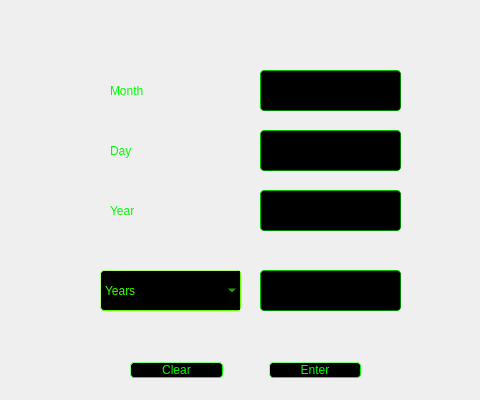
Above: birthday_conversion/basic.ui from NesQuickCoding/Multi-Purpose-Calculator before the change. Below: the same form after it.
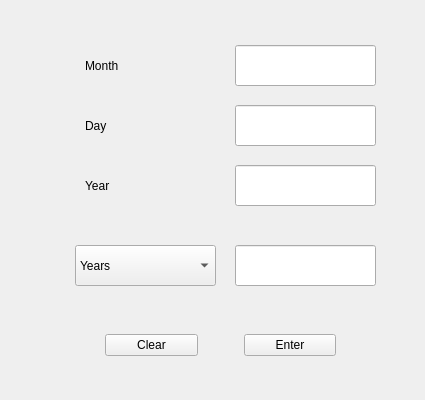
That is the form after the change.

Commit message: Moved birthday conv up the left a bit

```diff
--- a/birthday_conversion/basic.ui
+++ b/birthday_conversion/basic.ui
@@ -6,33 +6,30 @@
    <rect>
     <x>0</x>
     <y>0</y>
-    <width>480</width>
+    <width>425</width>
     <height>400</height>
    </rect>
   </property>
   <property name="minimumSize">
    <size>
-    <width>480</width>
+    <width>425</width>
     <height>400</height>
    </size>
   </property>
   <property name="maximumSize">
    <size>
-    <width>480</width>
+    <width>425</width>
     <height>400</height>
    </size>
   </property>
   <property name="windowTitle">
    <string>Form</string>
   </property>
-  <property name="styleSheet">
-   <string notr="true"/>
-  </property>
   <widget class="QWidget" name="horizontalLayoutWidget">
    <property name="geometry">
     <rect>
-     <x>90</x>
-     <y>350</y>
+     <x>65</x>
+     <y>325</y>
      <width>311</width>
      <height>41</height>
     </rect>
@@ -56,20 +53,6 @@
     </item>
     <item>
      <widget class="QPushButton" name="clearButton">
-      <property name="styleSheet">
-       <string notr="true">QPushButton{
-    background-color: black;
-	color: lime;
-    border-style: outset;
-    border-width: 1px;
-    border-radius: 4px;
-    border-color: lime;
-}
-
-QPushButton:pressed{
-   background-color : green;
-}</string>
-      </property>
       <property name="text">
        <string>Clear</string>
       </property>
@@ -93,20 +76,6 @@
     </item>
     <item>
      <widget class="QPushButton" name="enterButton">
-      <property name="styleSheet">
-       <string notr="true">QPushButton{
-    background-color: black;
-	color: lime;
-    border-style: outset;
-    border-width: 1px;
-    border-radius: 4px;
-    border-color: lime;
-}
-
-QPushButton:pressed{
-   background-color : green;
-}</string>
-      </property>
       <property name="text">
        <string>Enter</string>
       </property>
@@ -133,21 +102,12 @@
   <widget class="QLineEdit" name="lineEdit_Output">
    <property name="geometry">
     <rect>
-     <x>260</x>
-     <y>270</y>
+     <x>235</x>
+     <y>245</y>
      <width>141</width>
      <height>41</height>
     </rect>
    </property>
-   <property name="styleSheet">
-    <string notr="true">background-color: rgb(0, 0, 0);
-color: lime;
- border-style: outset;
-    border-width: 1px;
-    border-radius: 4px;
-    border-color: green;
-    padding: 2px;</string>
-   </property>
    <property name="readOnly">
     <bool>true</bool>
    </property>
@@ -155,29 +115,12 @@
   <widget class="QComboBox" name="comboBox">
    <property name="geometry">
     <rect>
-     <x>100</x>
-     <y>270</y>
+     <x>75</x>
+     <y>245</y>
      <width>141</width>
      <height>41</height>
     </rect>
    </property>
-   <property name="styleSheet">
-    <string notr="true">QComboBox {
-	background-color: rgb(0, 0, 0);
-color: rgb(55, 255, 0);
-    border-style: outset;
-    border-width: 1px;
-    border-radius: 4px;
-    border-color: rgb(98, 255, 0);
-    font: 11pt &quot;Arial&quot;;
-}
-
-QComboBox QAbstractItemView{
-    color: lime;
-    select-color: green;
-    select-background-color: black;
-}</string>
-   </property>
    <item>
     <property name="text">
      <string>Years</string>
@@ -197,73 +140,42 @@
   <widget class="QLineEdit" name="lineEdit_Month">
    <property name="geometry">
     <rect>
-     <x>260</x>
-     <y>70</y>
+     <x>235</x>
+     <y>45</y>
      <width>141</width>
      <height>41</height>
     </rect>
    </property>
-   <property name="styleSheet">
-    <string notr="true">background-color: rgb(0, 0, 0);
-color: lime;
- border-style: outset;
-    border-width: 1px;
-    border-radius: 4px;
-    border-color: green;
-    padding: 2px;</string>
-   </property>
   </widget>
   <widget class="QLineEdit" name="lineEdit_Day">
    <property name="geometry">
     <rect>
-     <x>260</x>
-     <y>130</y>
+     <x>235</x>
+     <y>105</y>
      <width>141</width>
      <height>41</height>
     </rect>
    </property>
-   <property name="styleSheet">
-    <string notr="true">background-color: rgb(0, 0, 0);
-color: lime;
- border-style: outset;
-    border-width: 1px;
-    border-radius: 4px;
-    border-color: green;
-    padding: 2px;</string>
-   </property>
   </widget>
   <widget class="QLineEdit" name="lineEdit_Year">
    <property name="geometry">
     <rect>
-     <x>260</x>
-     <y>190</y>
+     <x>235</x>
+     <y>165</y>
      <width>141</width>
      <height>41</height>
     </rect>
    </property>
-   <property name="styleSheet">
-    <string notr="true">background-color: rgb(0, 0, 0);
-color: lime;
- border-style: outset;
-    border-width: 1px;
-    border-radius: 4px;
-    border-color: green;
-    padding: 2px;</string>
-   </property>
   </widget>
   <widget class="QLabel" name="label">
    <property name="geometry">
     <rect>
-     <x>110</x>
-     <y>70</y>
+     <x>85</x>
+     <y>45</y>
      <width>111</width>
      <height>41</height>
     </rect>
    </property>
-   <property name="styleSheet">
-    <string notr="true"> font: 11pt &quot;Arial&quot;;
-color: lime</string>
-   </property>
    <property name="text">
     <string>Month</string>
    </property>
@@ -271,16 +183,12 @@
   <widget class="QLabel" name="label_Day">
    <property name="geometry">
     <rect>
-     <x>110</x>
-     <y>130</y>
+     <x>85</x>
+     <y>105</y>
      <width>111</width>
      <height>41</height>
     </rect>
    </property>
-   <property name="styleSheet">
-    <string notr="true">font: 11pt &quot;Arial&quot;;
-color:lime;</string>
-   </property>
    <property name="text">
     <string>Day</string>
    </property>
@@ -288,16 +196,12 @@
   <widget class="QLabel" name="label_Year">
    <property name="geometry">
     <rect>
-     <x>110</x>
-     <y>190</y>
+     <x>85</x>
+     <y>165</y>
      <width>111</width>
      <height>41</height>
     </rect>
    </property>
-   <property name="styleSheet">
-    <string notr="true">font: 11pt &quot;Arial&quot;;
-color: lime;</string>
-   </property>
    <property name="text">
     <string>Year</string>
    </property>
```
The commit also changes 1 other file.
